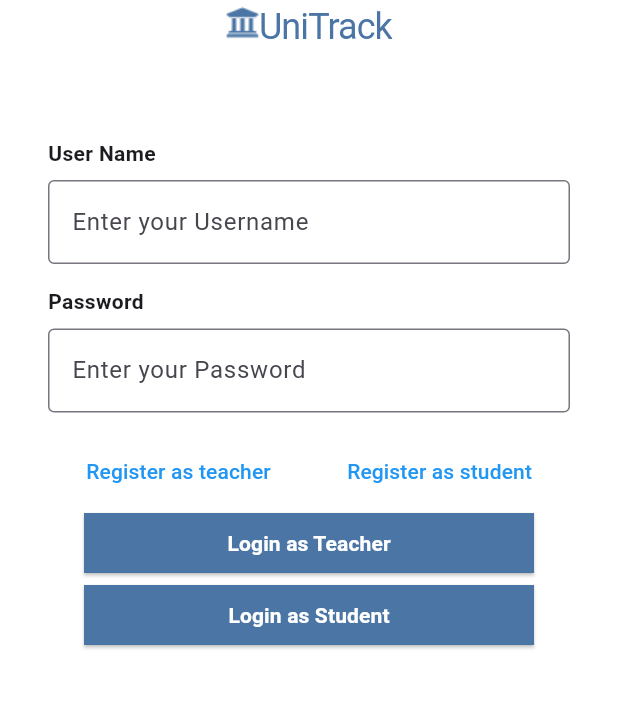
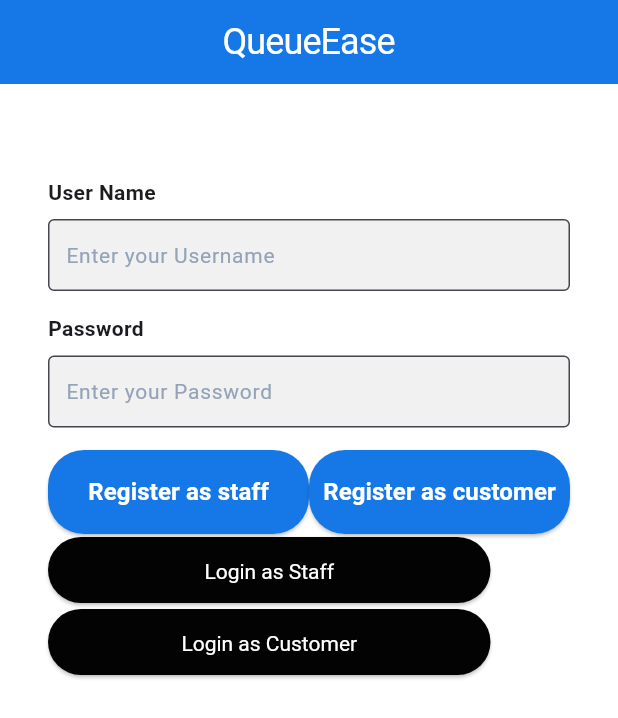
Before and after one commit to goodtam8/Queue-Ease, a Flutter app: the screen it shows after launch, on a phone screen of 412 x 824 dp. Shown: the top 718 px of the screen. Run offline on Flutter 3.47's test engine with Material 3 defaults, Android fonts, the phone set to English and light mode, and no system bars; our stand-ins replace flutter_secure_storage, image_picker, jwt_decoder; Roboto replaces fonts that are missing (Source Sans Pro).

Commit message:
refactor the login and register

```diff
--- a/lib/student/StudentEdit.dart
+++ b/lib/customer/StudentEdit.dart
@@ -7,7 +7,7 @@ import 'package:fyp_mobile/property/button.dart';
 import 'package:fyp_mobile/property/student.dart';
 import 'package:fyp_mobile/property/topbar.dart';
 import 'package:fyp_mobile/register.dart';
-import 'package:fyp_mobile/student/StudentProfile.dart';
+import 'package:fyp_mobile/customer/StudentProfile.dart';
 import 'package:jwt_decoder/jwt_decoder.dart';
 import 'package:http/http.dart' as http;
 
--- a/lib/login.dart
+++ b/lib/login.dart
@@ -4,10 +4,11 @@ import 'package:flutter/material.dart';
 import 'package:flutter/widgets.dart';
 import 'package:fyp_mobile/property/button.dart';
 import 'package:fyp_mobile/property/icon.dart';
+import 'package:fyp_mobile/property/topbar.dart';
 import 'package:http/http.dart' as http;
 import 'package:flutter_secure_storage/flutter_secure_storage.dart';
 
-final storage = new FlutterSecureStorage();
+const storage = FlutterSecureStorage();
 
 class Login extends StatefulWidget {
   final VoidCallback onLogin;
@@ -30,12 +31,12 @@ class _LoginState extends State<Login> {
     };
     try {
       var response = await http.post(
-          Uri.parse('http://10.0.2.2:3000/api/login/teacher'),
+          Uri.parse('http://10.0.2.2:3000/api/login/staff'),
           headers: {'Content-Type': 'application/json'},
           body: jsonEncode(data));
 
       await storage.write(key: 'jwt', value: response.body);
-      await storage.write(key: 'role', value: "teacher");
+      await storage.write(key: 'role', value: "staff");
 
       String? token = await storage.read(key: 'jwt');
       print("$token");
@@ -54,27 +55,55 @@ class _LoginState extends State<Login> {
 
   Widget registerbutton(String type) {
     return Expanded(
-      child: TextButton(
+      child: ElevatedButton(
+          style: ElevatedButton.styleFrom(
+            padding: const EdgeInsets.symmetric(horizontal: 8),
+            fixedSize: Size(295, 56),
+            shape: RoundedRectangleBorder(
+              borderRadius: BorderRadius.circular(24),
+            ),
+            backgroundColor: const Color(0xFF1578E6),
+          ),
           onPressed: () {
-            if (type == "teacher") {
+            if (type == "staff") {
               Navigator.pushNamed(context, '/register');
             } else {
-              Navigator.pushNamed(context, '/stureg');
+              Navigator.pushNamed(context, '/reg');
             }
           },
           child: Text(
             "Register as $type",
-            style: const TextStyle(color: Colors.blue),
+            style: const TextStyle(
+              fontSize: 16,
+              fontFamily: 'Source Sans Pro',
+              fontWeight: FontWeight.w600,
+              color: Colors.white,
+              height: 1.81, // line height equivalent
+            ),
           )),
     );
   }
 
   Widget loginbutton(String type) {
-    return Styled_button(
+    return ElevatedButton(
+        style: ElevatedButton.styleFrom(
+          padding: const EdgeInsets.symmetric(horizontal: 8),
+          fixedSize: Size(295, 44),
+          shape: RoundedRectangleBorder(
+            borderRadius: BorderRadius.circular(24),
+          ),
+          backgroundColor: const Color(0xFF030303),
+          textStyle: const TextStyle(
+            fontSize: 14,
+            fontFamily: 'Source Sans Pro',
+            color: Colors.white,
+            height: 1.43, // line height equivalent
+          ),
+        ),
         onPressed: () async {
           late var response;
-          if (type == "Student") {
-            response = await studentlogin();
+          if (type == "Customer") {
+            response = await userlogin();
           } else {
             response = await login();
           }
@@ -108,7 +137,15 @@ class _LoginState extends State<Login> {
             widget.onLogin();
           }
         },
-        child: Text('Login as $type'));
+        child: Text(
+          'Login as $type',
+          style: const TextStyle(
+            fontSize: 14,
+            fontFamily: 'Source Sans Pro',
+            color: Colors.white,
+            height: 1.43, // line height equivalent
+          ),
+        ));
   }
 
   Widget inputtext(TextEditingController control, String field) {
@@ -123,23 +160,40 @@ class _LoginState extends State<Login> {
       },
       controller: control,
       decoration: InputDecoration(
-          hintText: "Enter your $field", border: const OutlineInputBorder()),
+        hintText: "Enter your $field", border: const OutlineInputBorder(),
+
+        filled: true,
+        fillColor: const Color(0xFFF1F1F1), // Background color
+        contentPadding: const EdgeInsets.symmetric(horizontal: 8), // Padding
+        hintStyle: const TextStyle(
+          color: Color(0xFF94A3B8), // Hint text color
+          fontSize: 14, // Font size
+          fontFamily: 'Source Sans Pro', // Font family
+        ),
+      ),
+      style: const TextStyle(
+        fontSize: 14,
+        fontFamily: 'Source Sans Pro',
+        color: Colors.black, // Text color
+        height: 1.0, // Line height
+      ),
+      cursorColor: Colors.black, // Cursor color
     );
   }
 
-  Future<dynamic> studentlogin() async {
+  Future<dynamic> userlogin() async {
     Map<String, dynamic> data = {
       'sid': username.text,
       'pw': password.text,
     };
     try {
       var response = await http.post(
-          Uri.parse('http://10.0.2.2:3000/api/login/student'),
+          Uri.parse('http://10.0.2.2:3000/api/login/user'),
           headers: {'Content-Type': 'application/json'},
           body: jsonEncode(data));
 
       await storage.write(key: 'jwt', value: response.body);
-      await storage.write(key: 'role', value: "student");
+      await storage.write(key: 'role', value: "customer");
 
       String? token = await storage.read(key: 'jwt');
       return (response.statusCode);
@@ -152,28 +206,10 @@ class _LoginState extends State<Login> {
   @override
   Widget build(BuildContext context) {
     return Scaffold(
+        appBar: const Topbar(),
         backgroundColor: Colors.white,
         body: SafeArea(
             child: Column(children: [
-          const SizedBox(
-            height: 30.0,
-            child: Row(
-              mainAxisAlignment: MainAxisAlignment.center,
-              children: [
-                Uniicon(),
-                Text(
-                  "UniTrack",
-                  style: TextStyle(
-                    color: Color(0xFF4a75a5),
-                    fontSize: 24,
-                    fontFamily: 'Roboto',
-                    letterSpacing: -0.6,
-                    height: 1.5,
-                  ),
-                ),
-              ],
-            ),
-          ),
           const SizedBox(
             height: 30,
           ),
@@ -209,11 +245,11 @@ class _LoginState extends State<Login> {
                         height: 15.0,
                       ),
                       Row(children: [
-                        registerbutton("teacher"),
-                        registerbutton("student")
+                        registerbutton("staff"),
+                        registerbutton("customer")
                       ]),
-                      loginbutton("Teacher"),
-                      loginbutton("Student"),
+                      loginbutton("Staff"),
+                      loginbutton("Customer"),
                     ],
                   ),
                 ),
--- a/lib/main.dart
+++ b/lib/main.dart
@@ -2,14 +2,14 @@ import 'package:flutter/material.dart';
 import 'package:fyp_mobile/login.dart';
 import 'package:fyp_mobile/property/navgationbar.dart';
 import 'package:fyp_mobile/register.dart';
-import 'package:fyp_mobile/student/StudentEdit.dart';
-import 'package:fyp_mobile/studentregister.dart';
-import 'package:fyp_mobile/teacher/Home.dart';
-import 'package:fyp_mobile/teacher/analysis.dart';
-import 'package:fyp_mobile/teacher/calendar.dart';
-import 'package:fyp_mobile/teacher/editteacherprofile.dart';
-import 'package:fyp_mobile/teacher/leave_man.dart';
-import 'package:fyp_mobile/teacher/backhome.dart';
+import 'package:fyp_mobile/customer/StudentEdit.dart';
+import 'package:fyp_mobile/customerregister.dart';
+import 'package:fyp_mobile/staff/Home.dart';
+import 'package:fyp_mobile/staff/analysis.dart';
+import 'package:fyp_mobile/staff/calendar.dart';
+import 'package:fyp_mobile/staff/editteacherprofile.dart';
+import 'package:fyp_mobile/staff/leave_man.dart';
+import 'package:fyp_mobile/staff/backhome.dart';
 
 void main() {
   runApp(MyApp());
@@ -51,7 +51,7 @@ class _MyAppState extends State<MyApp> {
       '/calendar':(context)=>const Calendar(),
       '/analysis':(context)=>const Analysis(),
       '/update':(context)=>const Editteacherprofile(),
-      '/stureg':(context)=>const Studentregister(),
+      '/reg':(context)=>const Customerregister(),
       '/student/edit':(context)=>const Studentedit()
 
 
--- a/lib/property/button.dart
+++ b/lib/property/button.dart
@@ -16,16 +16,21 @@ class Styled_button extends StatelessWidget {
           child: ElevatedButton(
             onPressed: onPressed,
             style: ElevatedButton.styleFrom(
-              backgroundColor: Color(0xFF4a75a5),
+              padding: const EdgeInsets.symmetric(horizontal: 8),
+              fixedSize: const Size(295, 56),
               shape: RoundedRectangleBorder(
-                borderRadius: BorderRadius.circular(
-                    0), // Set borderRadius to 0 for rectangle shape
+                borderRadius: BorderRadius.circular(24),
               ),
+              backgroundColor: const Color(0xFF1578E6), // Background color
+              elevation: 0, // Remove shadow
             ),
             child: DefaultTextStyle.merge(
-              style: TextStyle(
+              style: const TextStyle(
                 color: Colors.white,
-                fontWeight: FontWeight.bold,
+                fontSize: 16,
+                fontFamily: 'Source Sans Pro',
+                fontWeight: FontWeight.w600,
+                height: 29 / 16, // Line height
               ),
               child: child,
             ),
--- a/lib/property/topbar.dart
+++ b/lib/property/topbar.dart
@@ -14,16 +14,16 @@ class _TopbarState extends State<Topbar> {
   @override
   Widget build(BuildContext context) {
     return AppBar(
-        backgroundColor: Colors.white,
+        backgroundColor: Color(0xFF1578E6),
         title: const Row(
           mainAxisAlignment: MainAxisAlignment.center,
           crossAxisAlignment: CrossAxisAlignment.center, // Added this line
           children: [
-            Uniicon(),
+
             Text(
-              "UniTrack",
+              "QueueEase",
               style: TextStyle(
-                color: Color(0xFF4a75a5),
+                color: Colors.white,
                 fontSize: 24,
                 fontFamily: 'Roboto',
                 letterSpacing: -0.6,
--- a/lib/teacher/backhome.dart
+++ b/lib/staff/backhome.dart
@@ -2,7 +2,7 @@ import 'package:flutter/material.dart';
 import 'package:fyp_mobile/property/icon.dart';
 import 'package:fyp_mobile/property/navgationbar.dart';
 import 'package:fyp_mobile/property/topbar.dart';
-import 'package:fyp_mobile/teacher/Home.dart';
+import 'package:fyp_mobile/staff/Home.dart';
 import 'package:fyp_mobile/property/navgationbar.dart';
 
 class Backhome extends StatefulWidget {
```
Also changed, not shown: lib/customerregister.dart (renamed from lib/studentregister.dart, +31 -50 lines), lib/property/navgationbar.dart (+10 -10 lines), lib/register.dart (+120 -60 lines), lib/customer/Leave.dart (renamed from lib/student/Leave.dart), lib/customer/Notification.dart (renamed from lib/student/Notification.dart), lib/customer/StudentCalendar.dart (renamed from lib/student/StudentCalendar.dart), lib/customer/StudentHome.dart (renamed from lib/student/StudentHome.dart), lib/customer/StudentProfile.dart (renamed from lib/student/StudentProfile.dart), lib/staff/Home.dart (renamed from lib/teacher/Home.dart), lib/staff/analysis.dart (renamed from lib/teacher/analysis.dart), lib/staff/calendar.dart (renamed from lib/teacher/calendar.dart), lib/staff/editteacherprofile.dart (renamed from lib/teacher/editteacherprofile.dart), lib/staff/leave_man.dart (renamed from lib/teacher/leave_man.dart), lib/staff/profile.dart (renamed from lib/teacher/profile.dart), 1 more files, 7 other files.
